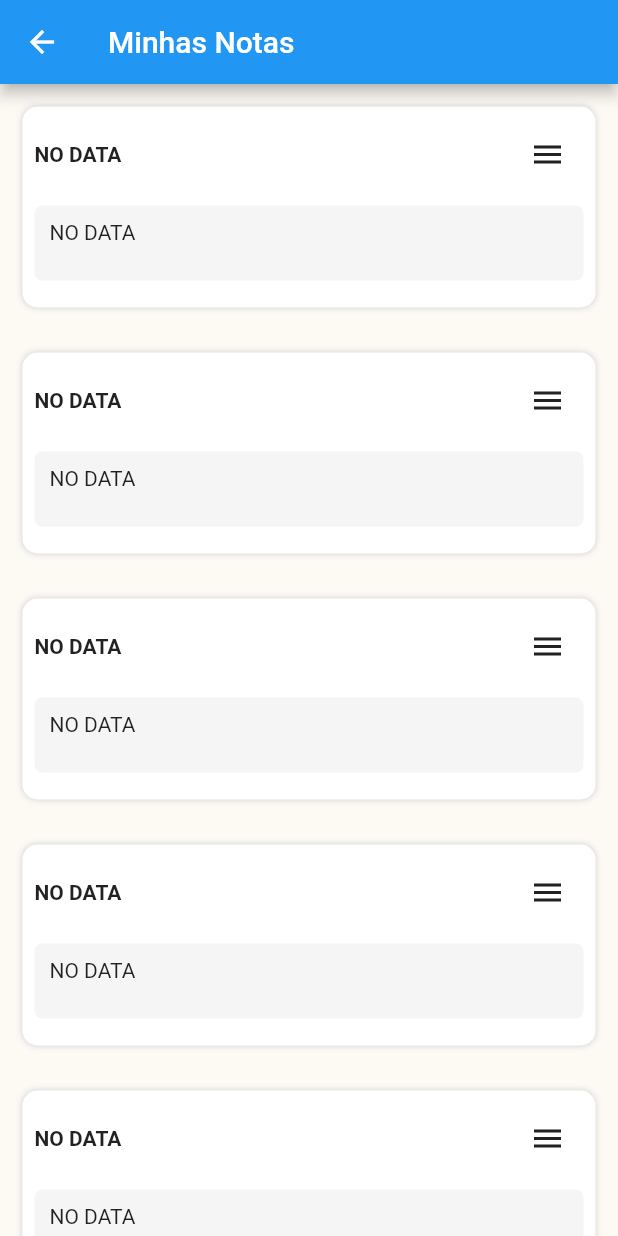
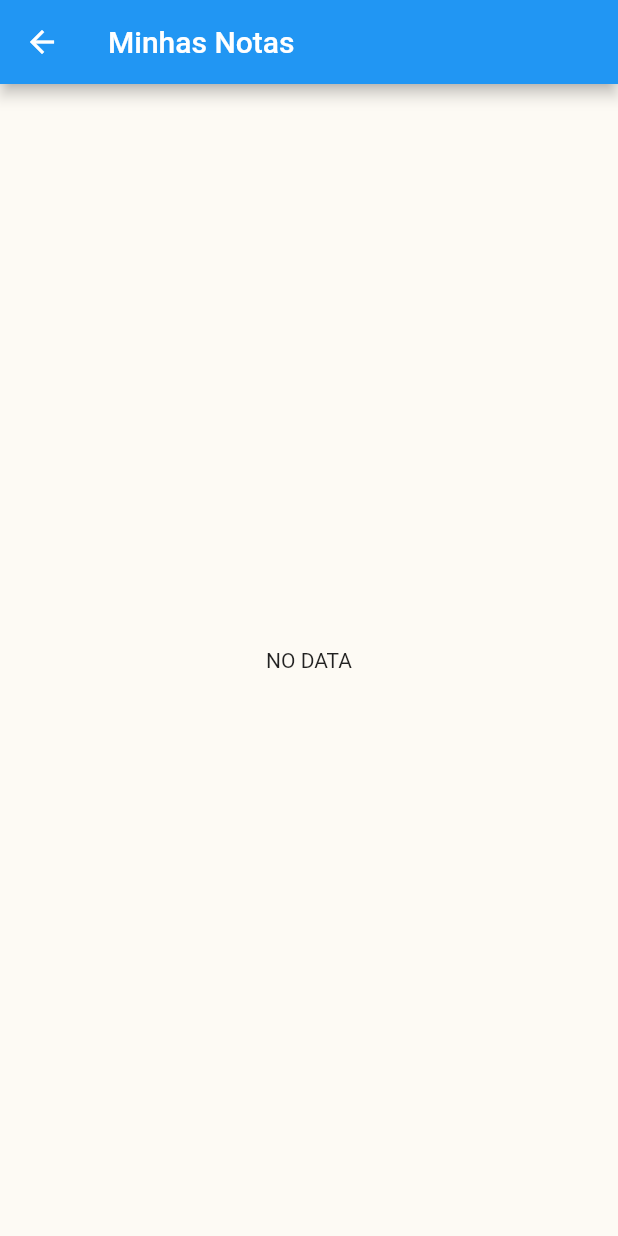
Before and after one commit to JonatasMSS/noteApp, a Flutter app: the HomePage screen opened by its route, on a phone screen of 412 x 824 dp. Run offline on Flutter 3.47's test engine with Material 2 defaults, Android fonts, the phone set to English and light mode, and no system bars; our stand-ins replace get, sqflite; missing offline and left inert: dart:ffi; accounts and stored records are empty.

Commit message:
Future builder added to get data

```diff
--- a/lib/main.dart
+++ b/lib/main.dart
@@ -15,10 +15,11 @@ class Main extends StatelessWidget {
   Widget build(BuildContext context) {
     return GetMaterialApp(
       initialRoute: '/',
+      initialBinding: HomePageBindings(),
       getPages: [
         GetPage(
           name: '/',
-          page: () => const HomePage(),
+          page: () => HomePage(),
           binding: HomePageBindings(),
         )
       ],
--- a/lib/pages/homePage/homePage.dart
+++ b/lib/pages/homePage/homePage.dart
@@ -3,10 +3,11 @@ import 'package:flutter/src/widgets/container.dart';
 import 'package:flutter/src/widgets/framework.dart';
 import 'package:get/get.dart';
 import 'package:notesapp/Components/Widgets/listItemWidget.dart';
+import 'package:notesapp/Components/models/notesModel.dart';
 import 'package:notesapp/pages/homePage/homePageController.dart';
 
 class HomePage extends GetView<HomePageController> {
-  const HomePage({super.key});
+  HomePage({super.key});
 
   @override
   Widget build(BuildContext context) {
@@ -15,9 +16,23 @@ class HomePage extends GetView<HomePageController> {
       appBar: AppBar(
         title: Text("Minhas Notas"),
       ),
-      body: ListView.builder(
-        itemBuilder: (context, index) {
-          return ListItemWidget();
+      body: FutureBuilder(
+        future: controller.listAllNotes(),
+        builder: (context, snapshot) {
+          if (snapshot.connectionState == ConnectionState.done &&
+              snapshot.data!.isNotEmpty) {
+            return ListView.builder(
+              itemCount: snapshot.data?.length,
+              itemBuilder: (context, index) {
+                return ListItemWidget(
+                  titleW: "A",
+                );
+              },
+            );
+          }
+          return Center(
+            child: Text("NO DATA"),
+          );
         },
       ),
     );
```
Also changed, not shown: lib/pages/homePage/homePageController.dart (+1 -8 lines).
